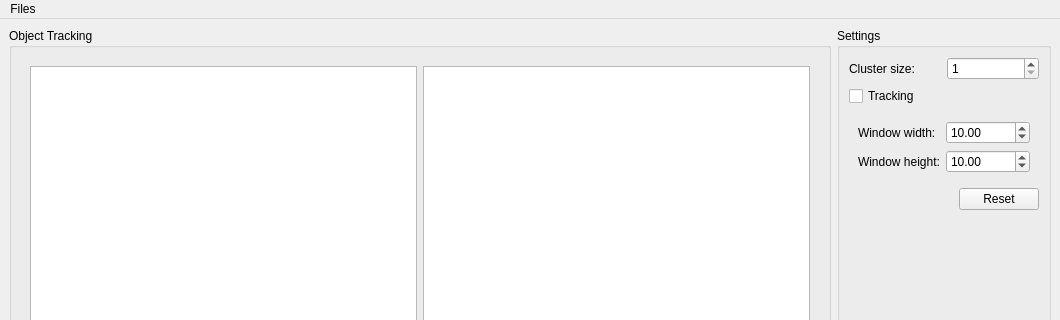
This is lib/python/ui/MainWindowBase.ui in UMATracker/UMATracker-Tracker as Qt 5 draws it before an edit; both pictures show x 0 to 1060 and y 0 to 320 of the 1060 by 574 pixel window. The edited form follows.
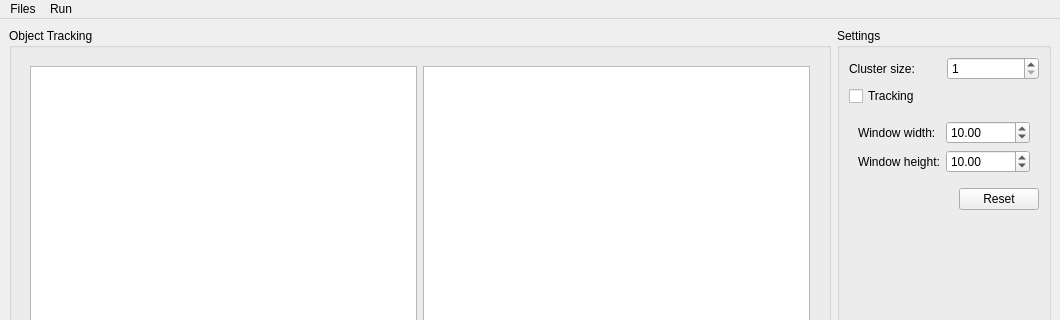
This is the edited form. Custom widgets are drawn as their Qt base class.

Commit message: Added the batch job systems

What changed in the file:
```diff
--- a/lib/python/ui/MainWindowBase.ui
+++ b/lib/python/ui/MainWindowBase.ui
@@ -232,7 +232,7 @@
      <x>0</x>
      <y>0</y>
      <width>1060</width>
-     <height>21</height>
+     <height>24</height>
     </rect>
    </property>
    <widget class="QMenu" name="menuFiles">
@@ -248,7 +248,14 @@
     <addaction name="separator"/>
     <addaction name="actionQuit"/>
    </widget>
+   <widget class="QMenu" name="menuRun">
+    <property name="title">
+     <string>Run</string>
+    </property>
+    <addaction name="actionRunObjectTracking"/>
+   </widget>
    <addaction name="menuFiles"/>
+   <addaction name="menuRun"/>
   </widget>
   <widget class="QStatusBar" name="statusbar"/>
   <action name="actionOpenVideo">
```
Left out of the diff: 7 changed lines with no effect on the pictures. The commit also changes 2 other files.
